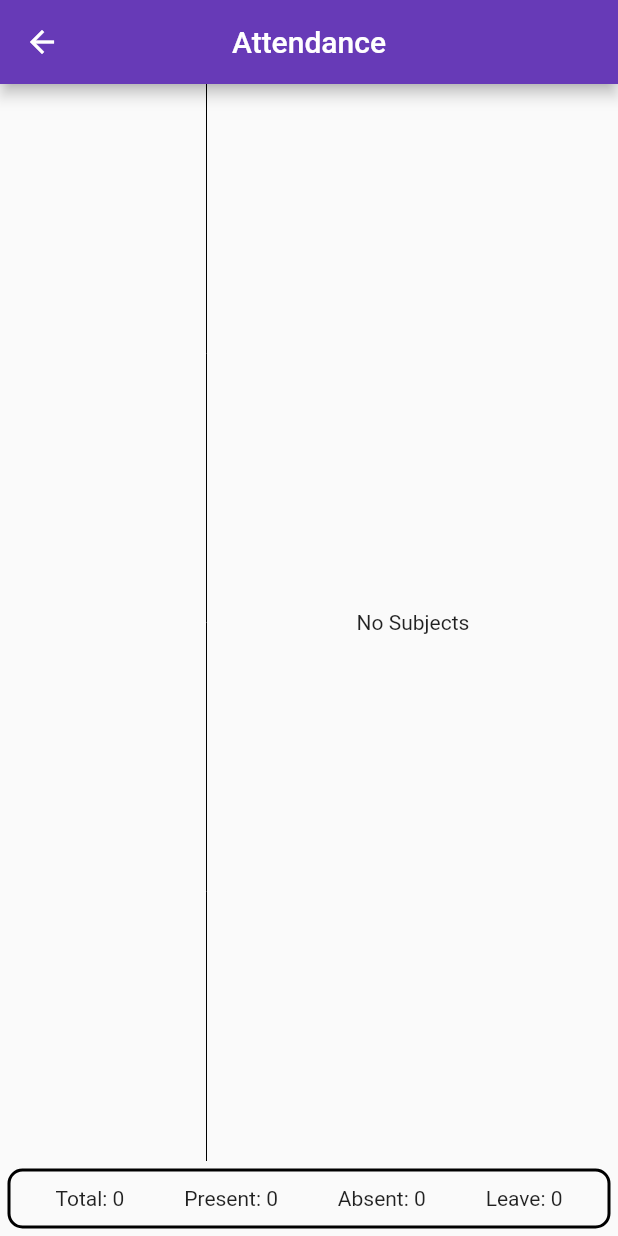
After one commit to GovindSharma07/ERP-Student, a Flutter app: the Attendance screen opened directly, on a phone screen of 412 x 824 dp. The commit adds this screen. Run offline on Flutter 3.47's test engine with Material 3 defaults, Android fonts, the phone set to English and light mode, and no system bars; our stand-ins replace bloc, cloud_firestore, firebase_auth, firebase_core, firebase_messaging, flutter_bloc and 3 more; missing offline and left inert: app_settings; accounts and stored records are empty; generated files the repository leaves out were written again.

Commit message:
Attendance display feature is completed

```diff
--- /dev/null
+++ b/lib/Model/attendanceModel.dart
@@ -0,0 +1,8 @@
+
+
+class AttendanceModel{
+  final String date;
+  final String attendance;
+
+  AttendanceModel(this.date, this.attendance);
+}
--- /dev/null
+++ b/lib/Model/subjectModel.dart
@@ -0,0 +1,8 @@
+import 'package:erp_students/Model/attendanceModel.dart';
+
+class SubjectModel {
+  final String name;
+  final List<AttendanceModel> attendance;
+
+  SubjectModel({required this.name, required this.attendance});
+}
--- /dev/null
+++ b/lib/features/Attendance/ui/attendance.dart
@@ -0,0 +1,138 @@
+import 'package:erp_students/Model/attendanceModel.dart';
+import 'package:erp_students/services/firebase_database_services.dart';
+import 'package:flutter/cupertino.dart';
+import 'package:flutter/material.dart';
+
+class Attendance extends StatefulWidget {
+  const Attendance({super.key});
+
+  @override
+  State<Attendance> createState() => _AttendanceState();
+}
+
+class _AttendanceState extends State<Attendance> {
+  int selectedSubjectIndex = 0;
+  int total = 0;
+  int present = 0;
+  int absent = 0;
+  int leave = 0;
+
+  @override
+  Widget build(BuildContext context) {
+    return Scaffold(
+        appBar: AppBar(
+          title: const Text("Attendance"),
+          centerTitle: true,
+        ),
+        body: FutureBuilder(
+          future: FirebaseDatabaseServices().getListOfSubjectModels(),
+          builder: (context, snapshot) {
+            if (snapshot.hasData) {
+              present = 0;
+              leave = 0;
+              total = 0;
+              absent = 0;
+
+              for (var i in snapshot.data!) {
+                for (var j in i.attendance) {
+                  if (j.attendance == "P") {
+                    present++;
+                  } else if (j.attendance == "A") {
+                    absent++;
+                  } else {
+                    leave++;
+                  }
+                  total++;
+                }
+              }
+              return Column(
+                children: [
+                  Expanded(
+                    child: Row(
+                      children: [
+                        // Subject List
+                        Expanded(
+                          flex: 1,
+                          child: ListView.builder(
+                            itemCount: snapshot.data!.length,
+                            itemBuilder: (context, index) {
+                              final subject = snapshot.data![index];
+                              return ListTile(
+                                title: Text(subject.name),
+                                selected: index == selectedSubjectIndex,
+                                onTap: () => setState(
+                                    () => selectedSubjectIndex = index),
+                              );
+                            },
+                          ),
+                        ),
+
+                        const VerticalDivider(
+                          width: 2,
+                          color: Colors.black,
+                        ),
+                        Expanded(
+                          flex: 2,
+                          child: snapshot.data!.isEmpty
+                              ? const Center(child: Text("No Subjects"))
+                              : ListView(
+                                  children: [
+                                    // Header row
+                                    const Padding(
+                                      padding: EdgeInsets.all(8.0),
+                                      child: Row(
+                                        children: [
+                                          Text("Date"),
+                                          Spacer(),
+                                          Text("Value"),
+                                        ],
+                                      ),
+                                    ),
+                                    // Attendance records
+                                    for (AttendanceModel record in snapshot
+                                        .data![selectedSubjectIndex].attendance)
+                                      Padding(
+                                        padding: const EdgeInsets.all(8.0),
+                                        child: Row(
+                                          children: [
+                                            Text(record.date),
+                                            const Spacer(),
+                                            Text(record.attendance),
+                                          ],
+                                        ),
+                                      ),
+                                  ],
+                                ),
+                        ),
+                      ],
+                    ),
+                  ),
+                  Container(
+                    padding: EdgeInsets.all(10),
+                      margin: EdgeInsets.all(5),
+                      decoration: BoxDecoration(
+                        border: Border.all(width: 2),
+                        borderRadius: BorderRadius.all(Radius.circular(10))
+                      ),
+                      child: Row(
+                    mainAxisAlignment: MainAxisAlignment.spaceAround,
+                    children: [
+                      Text("Total: $total"),
+                      Text("Present: $present"),
+                      Text("Absent: $absent"),
+                      Text("Leave: $leave"),
+                    ],
+                  ))
+                ],
+              );
+            } else if (snapshot.hasError) {
+              return Center(
+                child: Text(snapshot.error.toString()),
+              );
+            } else {
+              return const Center(child: CircularProgressIndicator());
+            }
+          },
+        ));
+  }
+}
--- a/lib/features/home/ui/home.dart
+++ b/lib/features/home/ui/home.dart
@@ -1,4 +1,5 @@
 
+import 'package:erp_students/features/Attendance/ui/attendance.dart';
 import 'package:flutter/material.dart';
 
 import '../../bus location/ui/bus_location.dart';
@@ -32,6 +33,16 @@ class _HomeState extends State<Home> {
               icon: const Icon(Icons.location_on,size: 50,color: Colors.yellow,),
             )
           ),
+          Card(
+            elevation: 2,
+            color: Colors.blueGrey,
+            child: IconButton(
+              onPressed: (){
+                Navigator.push(context, MaterialPageRoute(builder: (context)=>const Attendance()));
+              },
+              icon: Image.asset("assets/images/attendance.png"),
+            ),
+          )
         ],
       )
     )
--- a/lib/services/firebase_database_services.dart
+++ b/lib/services/firebase_database_services.dart
@@ -1,8 +1,12 @@
 import 'package:cloud_firestore/cloud_firestore.dart';
+import 'package:erp_students/Model/attendanceModel.dart';
+import 'package:erp_students/Model/subjectModel.dart';
 import 'package:erp_students/services/firebase_messaging_service.dart';
+import 'package:firebase_auth/firebase_auth.dart';
 
 class FirebaseDatabaseServices {
   final db = FirebaseFirestore.instance;
+  final uid = FirebaseAuth.instance.currentUser?.uid ?? "";
 
   Future<void> storeTokenToDb(String uid) async {
     String busNumber = "";
@@ -35,4 +39,58 @@ class FirebaseDatabaseServices {
       }
     }
   }
+
+  Future<List<dynamic>> getSubjectList() async {
+    List<dynamic> subjects = [];
+
+    String course = "";
+
+    await db
+        .collection("User-Student")
+        .doc(uid)
+        .get()
+        .then((value) => {course = value.data()?["section"]});
+    var snapshot = await db.collection("Subjects").doc(course).get();
+    subjects = snapshot.data()?["subjects"];
+
+    for (var element in subjects) {
+      getAttendance(element);
+    }
+    ;
+    return subjects;
+  }
+
+  Future<List<AttendanceModel>> getAttendance(String sub) async {
+    List<AttendanceModel> attendance = [];
+
+    String course = "";
+
+    await db
+        .collection("User-Student")
+        .doc(uid)
+        .get()
+        .then((value) => {course = value.data()?["section"]});
+
+    var snapshot =
+        await db.collection("Attendance").doc(course).collection(sub).get();
+    for (var element in snapshot.docs) {
+      if (element[uid] != null) {
+        attendance.add(AttendanceModel(element.id, element[uid]));
+      }
+    }
+    for (var element in attendance) {
+      print("${element.date} and ${element.attendance}");
+    }
+    return attendance;
+  }
+
+  Future<List<SubjectModel>> getListOfSubjectModels() async {
+    List<SubjectModel> subjectModelList = [];
+    var subjectList = await getSubjectList();
+    for (var element in subjectList) {
+      SubjectModel subjectModel = SubjectModel(name: element, attendance: await getAttendance(element));
+      subjectModelList.add(subjectModel);
+    }
+    return subjectModelList;
+  }
 }
```
Also changed, not shown: assets/images/attendance.png (added), pubspec.lock.
